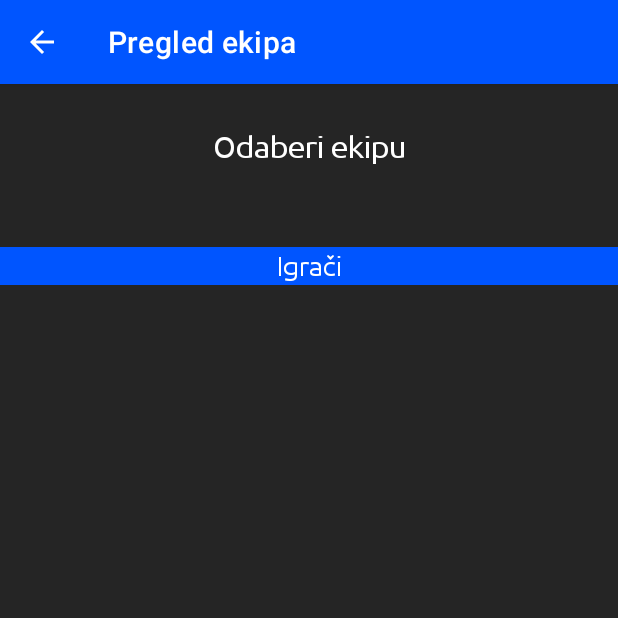
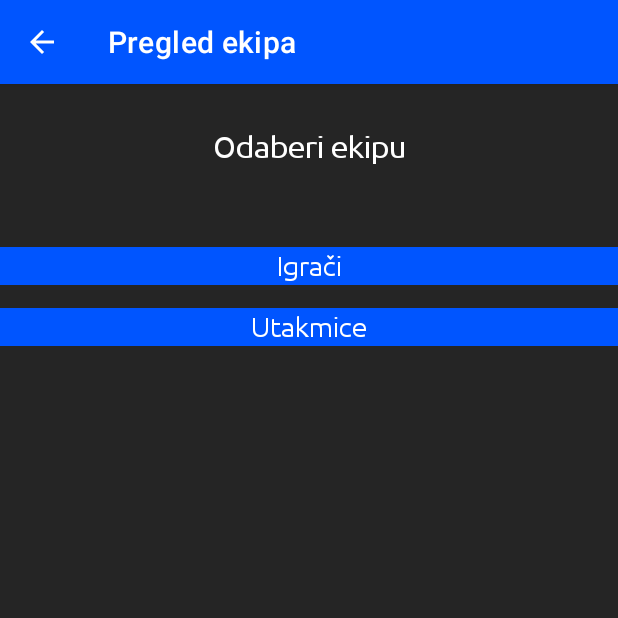
Before and after one commit to teovladusic/Turnir-aplikacija, an Android app: the ShowTeamsActivity screen opened directly, with no data from a screen before it, on a phone screen of 412 x 824 dp, the top half of it. Run offline under Robolectric (Android 15) with nearby library versions, the phone set to English and light mode, and no system bars; our stand-ins replace Firebase (no records; nobody signed in at launch, a user with empty details on screens opened directly).

Commit message:
project done

```diff
--- a/app/src/main/java/com/example/turniraplikacija/ShowTeamsActivity.java
+++ b/app/src/main/java/com/example/turniraplikacija/ShowTeamsActivity.java
@@ -1,6 +1,7 @@
 package com.example.turniraplikacija;
 
 import androidx.annotation.NonNull;
+import androidx.annotation.Nullable;
 import androidx.appcompat.app.AppCompatActivity;
 import androidx.recyclerview.widget.LinearLayoutManager;
 import androidx.recyclerview.widget.RecyclerView;
@@ -17,6 +18,7 @@ import android.widget.Spinner;
 import android.widget.TextView;
 import android.widget.Toast;
 
+import com.google.firebase.database.ChildEventListener;
 import com.google.firebase.database.DataSnapshot;
 import com.google.firebase.database.DatabaseError;
 import com.google.firebase.database.DatabaseReference;
@@ -30,8 +32,10 @@ import java.util.Objects;
 
 public class ShowTeamsActivity extends AppCompatActivity {
 
-    RecyclerView recyclerViewPlayers;
+    RecyclerView recyclerViewPlayers, recyclerViewGames;
     Spinner spinnerTeams;
+
+
 
 
     @Override
@@ -43,9 +47,11 @@ public class ShowTeamsActivity extends AppCompatActivity {
 
         recyclerViewPlayers = findViewById(R.id.recViewPlayers);
         spinnerTeams = findViewById(R.id.spinnerTeams);
+        recyclerViewGames = findViewById(R.id.recyclerViewGames);
 
         DatabaseReference referencePlayers = FirebaseDatabase.getInstance().getReference().child("players");
         DatabaseReference referenceTeams = FirebaseDatabase.getInstance().getReference().child("teams");
+        DatabaseReference referenceGames = FirebaseDatabase.getInstance().getReference().child("games");
         ArrayList<String> teams = new ArrayList<>();
 
         referenceTeams.addValueEventListener(new ValueEventListener() {
@@ -53,12 +59,12 @@ public class ShowTeamsActivity extends AppCompatActivity {
             public void onDataChange(@NonNull DataSnapshot snapshot) {
                 try {
                     teams.clear();
-                    for(DataSnapshot dataSnapshot : snapshot.getChildren()){
+                    for (DataSnapshot dataSnapshot : snapshot.getChildren()) {
                         teams.add(dataSnapshot.getValue(String.class));
                     }
                     ArrayAdapter<String> adapterTeams = new ArrayAdapter<>(ShowTeamsActivity.this, android.R.layout.simple_spinner_dropdown_item, teams);
                     spinnerTeams.setAdapter(adapterTeams);
-                }catch (Exception e){
+                } catch (Exception e) {
                     Toast.makeText(ShowTeamsActivity.this, e.getMessage(), Toast.LENGTH_SHORT).show();
                 }
 
@@ -69,6 +75,31 @@ public class ShowTeamsActivity extends AppCompatActivity {
                 Toast.makeText(ShowTeamsActivity.this, error.getMessage(), Toast.LENGTH_SHORT).show();
             }
         });
+
+        ArrayList<Game> allGames = new ArrayList<>();
+
+        referenceGames.addValueEventListener(new ValueEventListener() {
+            @Override
+            public void onDataChange(@NonNull DataSnapshot snapshot) {
+                try {
+                    allGames.clear();
+
+                    for(DataSnapshot dataSnapshot : snapshot.getChildren()){
+                        Game game = dataSnapshot.getValue(Game.class);
+                        allGames.add(game);
+                    }
+
+                }catch (Exception e){
+                    Toast.makeText(ShowTeamsActivity.this, e.getMessage(), Toast.LENGTH_SHORT).show();
+                }
+            }
+
+            @Override
+            public void onCancelled(@NonNull DatabaseError error) {
+
+            }
+        });
+
 
         spinnerTeams.setOnItemSelectedListener(new AdapterView.OnItemSelectedListener() {
             @Override
@@ -99,6 +130,21 @@ public class ShowTeamsActivity extends AppCompatActivity {
 
                     }
                 });
+
+
+                //FILTRIRAJ UTAKMICE I UBACI IH U ADAPTER RASPORED
+                ArrayList<Game> games = new ArrayList<>();
+
+                for(Game g : allGames){
+                    if(g.getTeam1().equals(team) || g.getTeam2().equals(team)){
+                        games.add(g);
+                    }
+                }
+                AdapterRaspored adapterRaspored = new AdapterRaspored(ShowTeamsActivity.this, games);
+                recyclerViewGames.setAdapter(adapterRaspored);
+                recyclerViewGames.setLayoutManager(new LinearLayoutManager(ShowTeamsActivity.this));
+
+
             }
 
             @Override
@@ -107,6 +153,17 @@ public class ShowTeamsActivity extends AppCompatActivity {
             }
         });
 
+        new ValueEventListener() {
+            @Override
+            public void onDataChange(@NonNull DataSnapshot snapshot) {
+
+            }
+
+            @Override
+            public void onCancelled(@NonNull DatabaseError error) {
+
+            }
+        };
     }
 
 
--- a/app/src/main/res/layout/activity_show_teams.xml
+++ b/app/src/main/res/layout/activity_show_teams.xml
@@ -57,5 +57,29 @@
         app:layout_constraintStart_toStartOf="parent"
         app:layout_constraintTop_toBottomOf="@+id/textView12" />
 
+    <TextView
+        android:id="@+id/textView13"
+        android:layout_width="match_parent"
+        android:layout_height="wrap_content"
+        android:background="@color/blue"
+        android:fontFamily="@font/ubuntu"
+        android:padding="2dp"
+        android:text="Utakmice"
+        android:textAlignment="center"
+        android:textColor="@color/white"
+        android:textSize="18sp"
+        android:layout_marginTop="15dp"
+        app:layout_constraintEnd_toEndOf="parent"
+        app:layout_constraintStart_toStartOf="parent"
+        app:layout_constraintTop_toBottomOf="@+id/recViewPlayers" />
+
+    <androidx.recyclerview.widget.RecyclerView
+        android:id="@+id/recyclerViewGames"
+        android:layout_width="match_parent"
+        android:layout_height="wrap_content"
+        app:layout_constraintEnd_toEndOf="parent"
+        app:layout_constraintStart_toStartOf="parent"
+        app:layout_constraintTop_toBottomOf="@+id/textView13" />
+
 
 </androidx.constraintlayout.widget.ConstraintLayout>
```
Also changed, not shown: app/src/main/java/com/example/turniraplikacija/AdapterPoluvrijeme.java (+6 -8 lines).
